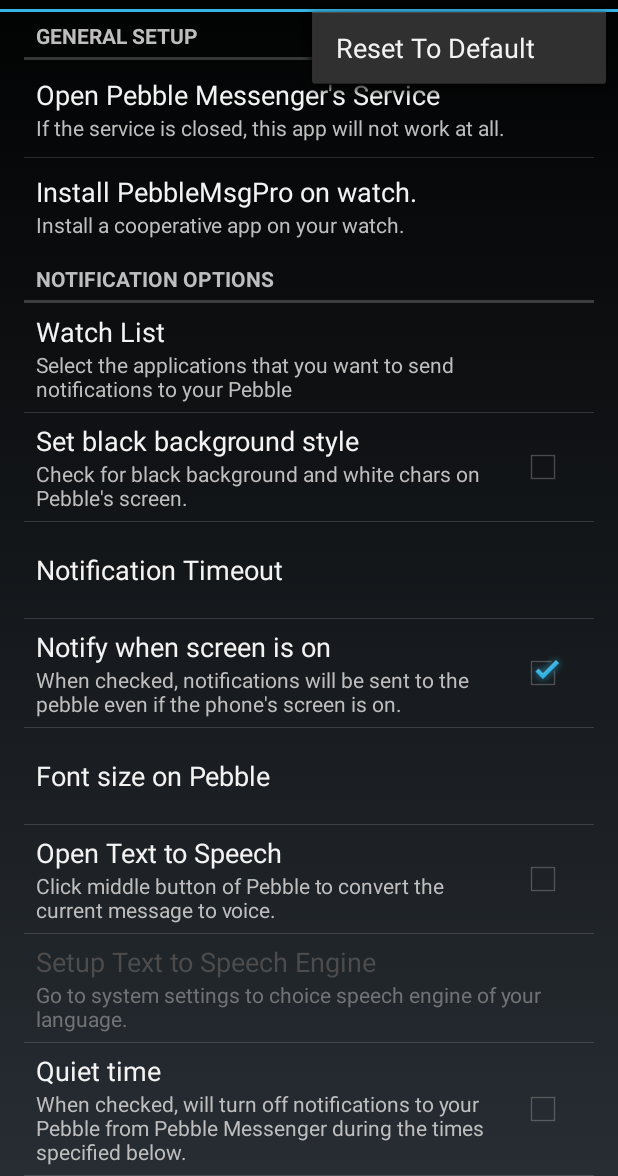
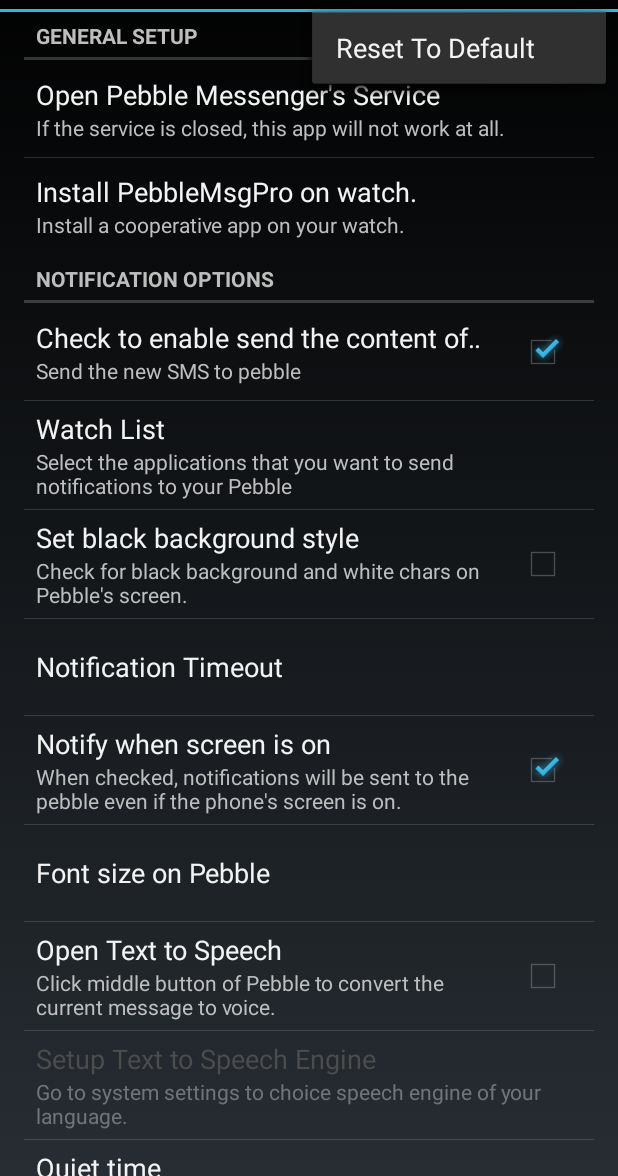
Before and after one commit to yunshansimon/Pebble-Messenger-Pro, an Android app: the screen it shows after launch (NavigationActivity), with the options menu open, on a phone screen of 412 x 824 dp, the part 60-1236 px from its top. Run offline under Robolectric (Android 15) with nearby library versions, the phone set to English and light mode, and no system bars; 2 statements that could not run were skipped.

Commit message:
fix sms problem

```diff
--- a/app/src/main/java/com/yangtsaosoftware/pebblemessenger/Constants.java
+++ b/app/src/main/java/com/yangtsaosoftware/pebblemessenger/Constants.java
@@ -18,6 +18,10 @@ package com.yangtsaosoftware.pebblemessenger;
 
 
 
+import android.content.Context;
+import android.database.Cursor;
+import android.net.Uri;
+import android.provider.ContactsContract;
 import android.util.Log;
 
 import java.util.UUID;
@@ -38,6 +42,7 @@ public class Constants {
     // Shared preferences
     public static final String  PREFERENCE_PACKAGE_LIST               = "pref_package_list";
     public static final String  PREFERENCE_NOTIF_SCREEN_ON            = "pref_notif_screen_on";
+    public static final String  PREFERENCE_SMS_ENABLE                 = "pref_sms_enable";
     public static final String  PREFERENCE_MESSAGE_SCALE              = "pref_message_scale";
     public static final String  PREFERENCE_CALL_ENABLE                = "pref_call_enable";
     public static final String  PREFERENCE_CALL_QUIET                 = "pref_call_quiet";
@@ -70,9 +75,12 @@ public class Constants {
     public static final int BROADCAST_CALL_IDLE=3;
     public static final int BROADCAST_CALL_HOOK=4;
     public static final int BROADCAST_PEBBLE_TEST=5;
-    public static final int BROADCAST_PEBBLE_VERSION=6;
+   // public static final int BROADCAST_PEBBLE_VERSION=6;
+    public static final int BROADCAST_SMS_INCOMING=7;
+   // public static final int BROADCAST_MMS_INCOMING=8;
     public static final String BROADCAST_PHONE_NUM="phonenum";
     public static final String BROADCAST_NAME="name";
+    public static final String BROADCAST_SMS_BODY="body";
     public static final String BROADCAST_VERSION="version";
     public static final byte[] PEBBLE_VERSION={2,2,0};
     public static final byte[] PEBBLE_FIRMWARE={2,7,0};
@@ -89,4 +97,20 @@ public class Constants {
             Log.i(tag, message);
         }
     }
+
+    public static String queryNameByNum(Context context, String num) {
+        Uri uri = Uri.withAppendedPath(ContactsContract.PhoneLookup.CONTENT_FILTER_URI, Uri.encode(num));
+        Cursor cursor = context.getContentResolver().query(uri, new String[] {
+                ContactsContract.PhoneLookup.DISPLAY_NAME
+        }, null, null, null);
+        String nameString=context.getString(R.string.notificationservice_unknownperson);
+        if (cursor!=null){
+            if (cursor.moveToFirst()){
+                int columnNumberId=cursor.getColumnIndex(ContactsContract.PhoneLookup.DISPLAY_NAME);
+                nameString=cursor.getString(columnNumberId);
+            }
+            cursor.close();
+        }
+        return nameString;
+    }
 }
--- a/app/src/main/java/com/yangtsaosoftware/pebblemessenger/services/NotificationService.java
+++ b/app/src/main/java/com/yangtsaosoftware/pebblemessenger/services/NotificationService.java
@@ -124,7 +124,7 @@ public class NotificationService extends NotificationListenerService {
 
         CharSequence bodyCS= notiBundle.getCharSequence(Notification.EXTRA_TEXT);
         if (bodyCS!=null){
-            notifySb.append(">");
+            notifySb.append(":");
             notifySb.append(bodyCS);
         }else{
             Constants.log(LOG_TAG, "empty message body,return!" + notifySb.toString());
--- a/app/src/main/res/values/strings.xml
+++ b/app/src/main/res/values/strings.xml
@@ -11,7 +11,9 @@
     <string name="notificationservice_privateNumber">Private Number</string>
     <string name="messagedbhandler_message_no_more_keep">The Message is no more kept in Pebble Messenger. Please check it by phone.</string>
     <string name="pref_cat_notif">Notification Options</string>
-    <string name="pref_cat_notif_summ">the function of displaying the notifications on your Pebble.</string>
+    <string name="pref_cat_notif_summ">The function of displaying the notifications on your Pebble.</string>
+    <string name="pref_sms_enable">Send the new SMS to pebble</string>
+    <string name="pref_sms_enable_summ">Check to enable send the content of the SMS to pebble, this function need query your sms database.</string>
     <string name="pref_notif_screen_on">Notify when screen is on</string>
     <string name="pref_notif_screen_on_summ">When checked, notifications will be sent to the pebble even if the phone\'s screen is on.</string>
     <string name="pref_notif_message_scale">Font size on Pebble</string>
--- a/app/src/main/res/xml/preference.xml
+++ b/app/src/main/res/xml/preference.xml
@@ -15,6 +15,11 @@
     <PreferenceCategory
         android:key="pref_cat_gen"
         android:title="@string/pref_cat_notif" >
+        <CheckBoxPreference
+            android:defaultValue="true"
+            android:key="pref_sms_enable"
+            android:summary="@string/pref_sms_enable"
+            android:title="@string/pref_sms_enable_summ"/>
         <com.yangtsaosoftware.pebblemessenger.activities.AppListPreference
             android:key="pref_package_list"
             android:defaultValue=""
```
Also changed, not shown: app/src/main/AndroidManifest.xml (+7 -0 lines), app/src/main/java/com/yangtsaosoftware/pebblemessenger/receivers/CallStateHandler.java (+2 -16 lines), app/src/main/java/com/yangtsaosoftware/pebblemessenger/receivers/SMSHandler.java (added, +56 -0 lines), app/src/main/java/com/yangtsaosoftware/pebblemessenger/services/MessageProcessingService.java (+10 -0 lines).
